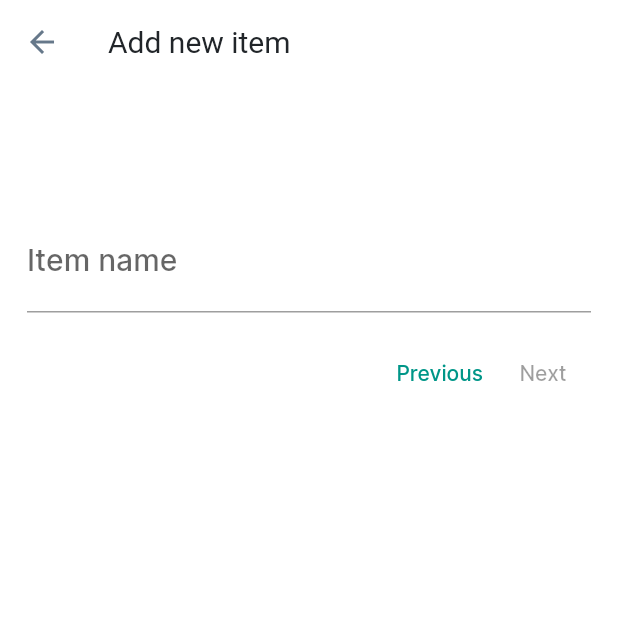
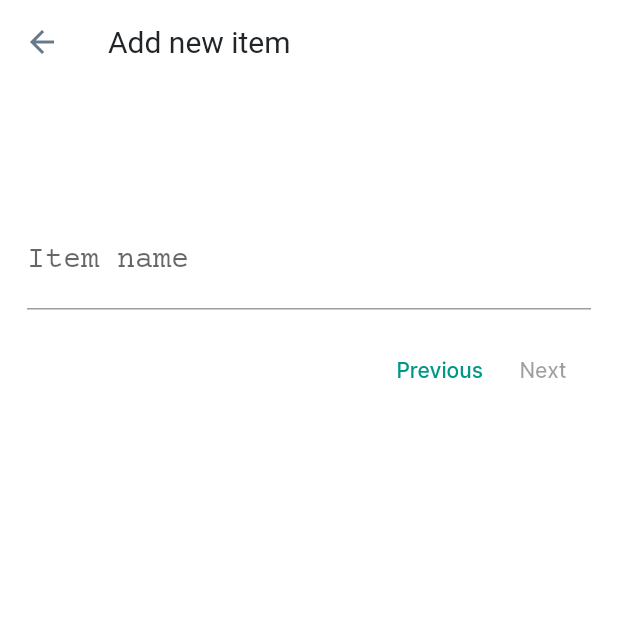
Before and after one commit to mirhasalh/flutter_receipt_app, a Flutter app: the AddItemPage screen opened by its route, scrolled down 576 dp, on a phone screen of 412 x 824 dp, the top half of it. Run offline on Flutter 3.47's test engine with Material 2 defaults, Android fonts, the phone set to English and light mode, and no system bars; our stand-ins replace flutter_hooks, flutter_speed_dial, flutter_svg, hooks_riverpod, isar; accounts and stored records are empty; generated files the repository leaves out were written again.

Commit message:
Update text field fonts

```diff
--- a/lib/src/page/add_item_page.dart
+++ b/lib/src/page/add_item_page.dart
@@ -1,4 +1,5 @@
 import 'package:flutter_hooks/flutter_hooks.dart';
+import 'package:flutter_receipt_app/src/assets/fonts.dart';
 import 'package:flutter_receipt_app/src/common.dart';
 import 'package:flutter_receipt_app/src/constant/duration.dart';
 import 'package:flutter_receipt_app/src/constant/sizes.dart';
@@ -496,7 +497,7 @@ class AddItemPageState extends ConsumerState<AddItemPage> {
   TextStyle _getTextFieldStyle() => Theme.of(context)
       .textTheme
       .titleLarge!
-      .copyWith(color: Palette.eerieBlack);
+      .copyWith(color: Palette.eerieBlack, fontFamily: Fonts.courierPrime);
 
   Text _buildCaption(String caption) =>
       Text(caption, style: Theme.of(context).textTheme.caption);
--- a/lib/src/page/supplier_page.dart
+++ b/lib/src/page/supplier_page.dart
@@ -1,4 +1,5 @@
 import 'package:flutter/services.dart';
+import 'package:flutter_receipt_app/src/assets/fonts.dart';
 import 'package:flutter_receipt_app/src/common.dart';
 import 'package:flutter_receipt_app/src/constant/sizes.dart';
 import 'package:flutter_receipt_app/src/db/dbs.dart';
@@ -113,6 +114,10 @@ class SupplierListState extends ConsumerState<SupplierPage> {
                   decoration: InputDecoration(
                     hintText: AppLocalizations.of(context)!.name,
                   ),
+                  style: const TextStyle(
+                    color: Palette.eerieBlack,
+                    fontFamily: Fonts.courierPrime,
+                  ),
                 ),
                 const SizedBox(height: 8.0),
                 Row(
--- a/lib/src/theme/theme.dart
+++ b/lib/src/theme/theme.dart
@@ -40,4 +40,7 @@ ThemeData kTheme = ThemeData(
     color: Palette.cultured,
     thickness: 0.6,
   ),
+  inputDecorationTheme: const InputDecorationTheme(
+    hintStyle: TextStyle(fontFamily: Fonts.courierPrime),
+  ),
 );
```
